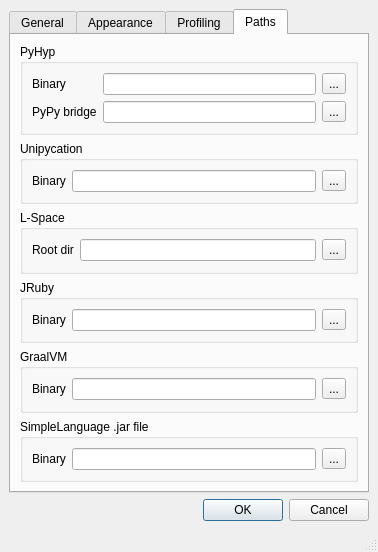
The window that lib/eco/gui/settings.ui (softdevteam/eco) describes before a commit, drawn with Qt 5.
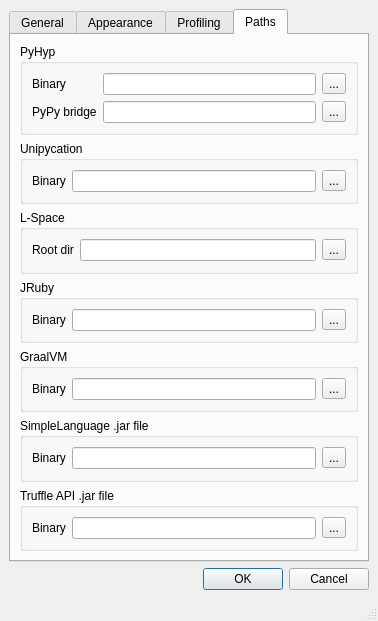
The same window after the commit. The open tabs and pages were chosen to show the change. Icons and pictures are not drawn.

Commit message: Can set truffle-api.jar in Settings dialog.

```diff
--- a/lib/eco/gui/settings.ui
+++ b/lib/eco/gui/settings.ui
@@ -645,6 +645,45 @@
           </layout>
          </widget>
         </item>
+        <item>
+         <widget class="QGroupBox" name="groupBox_10">
+          <property name="title">
+           <string>Truffle API .jar file</string>
+          </property>
+          <layout class="QFormLayout" name="formLayout_12">
+           <item row="0" column="1">
+            <layout class="QHBoxLayout" name="horizontalLayout_9">
+             <property name="leftMargin">
+              <number>0</number>
+             </property>
+             <property name="topMargin">
+              <number>0</number>
+             </property>
+             <item>
+              <widget class="QLineEdit" name="env_truffle_jar"/>
+             </item>
+             <item>
+              <widget class="QToolButton" name="bttrufflejar">
+               <property name="text">
+                <string>...</string>
+               </property>
+              </widget>
+             </item>
+            </layout>
+           </item>
+           <item row="0" column="0">
+            <widget class="QLabel" name="label_17">
+             <property name="text">
+              <string>Binary</string>
+             </property>
+             <property name="buddy">
+              <cstring>env_sl_jar</cstring>
+             </property>
+            </widget>
+           </item>
+          </layout>
+         </widget>
+        </item>
        </layout>
       </widget>
      </widget>
```
The commit also changes 1 other file.
